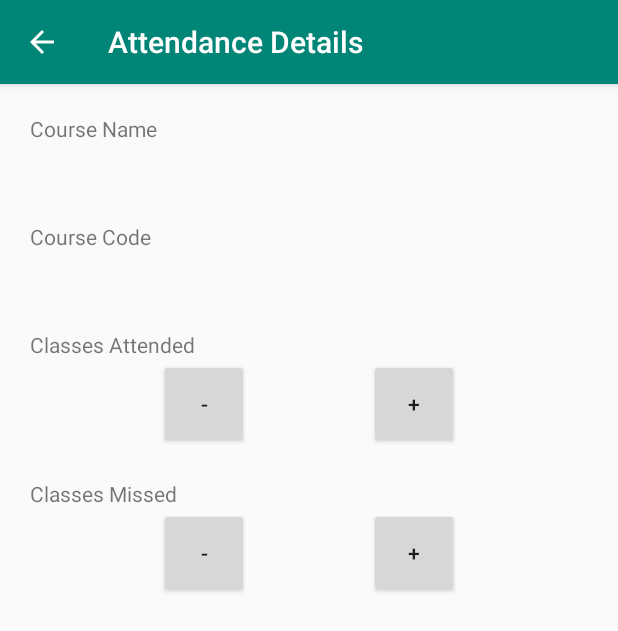
After one commit to dinnatruong/ClassTime, an Android app: the CourseAttendanceDetailsActivity screen opened directly, with no data from a screen before it, on a phone screen of 412 x 824 dp. The commit adds this screen. Shown: the top 631 px of the screen. Run offline under Robolectric (Android 15) with nearby library versions, the phone set to English and light mode, and no system bars; 1 statement that could not run was skipped.

Commit message:
Implemented methods to view course attendance details and update attended/missed classes

```diff
--- a/app/src/main/AndroidManifest.xml
+++ b/app/src/main/AndroidManifest.xml
@@ -34,6 +34,9 @@
         <activity
             android:name=".profile.ProfileActivity"
             android:screenOrientation="portrait"/>
+        <activity
+            android:name=".courseattendancedetails.CourseAttendanceDetailsActivity"
+            android:screenOrientation="portrait"/>
     </application>
 
 </manifest>
--- a/app/src/main/java/com/example/classtime/adapter/CourseAttendanceAdapter.java
+++ b/app/src/main/java/com/example/classtime/adapter/CourseAttendanceAdapter.java
@@ -2,6 +2,7 @@ package com.example.classtime.adapter;
 
 import android.content.Context;
 import android.support.v7.widget.RecyclerView;
+import android.util.Log;
 import android.view.LayoutInflater;
 import android.view.View;
 import android.view.ViewGroup;
@@ -35,8 +36,8 @@ public class CourseAttendanceAdapter extends RecyclerView.Adapter<CourseAttendan
         holder.courseCodeTextView.setText(courseAttendance.getCourseCode());
 
         int totalClasses = courseAttendance.getAttended() + courseAttendance.getMissed();
-        int averageAttended = totalClasses > 0 ? (courseAttendance.getAttended() / totalClasses) : 0;
-        holder.percentageTextView.setText(String.format("%d%%", averageAttended));
+        float averageAttended = totalClasses > 0 ? ((float) courseAttendance.getAttended() / (float) totalClasses) * 100 : 0;
+        holder.percentageTextView.setText(String.format("%d%%", (int) averageAttended));
     }
 
     @Override
--- /dev/null
+++ b/app/src/main/java/com/example/classtime/courseattendancedetails/CourseAttendanceDetailsActivity.java
@@ -0,0 +1,87 @@
+package com.example.classtime.courseattendancedetails;
+
+import android.os.Bundle;
+import android.support.v7.app.AppCompatActivity;
+import android.view.View;
+import android.widget.Button;
+import android.widget.TextView;
+
+import com.example.classtime.R;
+import com.example.classtime.data.model.CourseAttendance;
+
+public class CourseAttendanceDetailsActivity extends AppCompatActivity implements CourseAttendanceDetailsContract.View {
+    private TextView courseName;
+    private TextView courseCode;
+    private TextView classesAttended;
+    private TextView classesMissed;
+
+    @Override
+    protected void onCreate(Bundle savedInstanceState) {
+        super.onCreate(savedInstanceState);
+        setContentView(R.layout.activity_course_attendance_details);
+        getSupportActionBar().setDisplayHomeAsUpEnabled(true);
+        getSupportActionBar().setDisplayShowHomeEnabled(true);
+        getSupportActionBar().setTitle(R.string.attendance_details);
+
+        courseName = findViewById(R.id.courseName);
+        courseCode = findViewById(R.id.courseCode);
+        classesAttended = findViewById(R.id.classesAttended);
+        classesMissed = findViewById(R.id.classesMissed);
+
+        CourseAttendance courseAttendance = (CourseAttendance) getIntent().getSerializableExtra("COURSE_ATTENDANCE");
+        final CourseAttendanceDetailsPresenter presenter = new CourseAttendanceDetailsPresenter(this, courseAttendance);
+
+        // Set up click listeners
+        Button subtractAttended = findViewById(R.id.subtractAttended);
+        subtractAttended.setOnClickListener(new View.OnClickListener() {
+            @Override
+            public void onClick(View view) {
+                presenter.updateAttended(false);
+            }
+        });
+
+        Button addAttended = findViewById(R.id.addAttended);
+        addAttended.setOnClickListener(new View.OnClickListener() {
+            @Override
+            public void onClick(View view) {
+                presenter.updateAttended(true);
+            }
+        });
+
+        Button subtractMissed = findViewById(R.id.subtractMissed);
+        subtractMissed.setOnClickListener(new View.OnClickListener() {
+            @Override
+            public void onClick(View view) {
+                presenter.updateMissed(false);
+            }
+        });
+
+        Button addMissed = findViewById(R.id.addMissed);
+        addMissed.setOnClickListener(new View.OnClickListener() {
+            @Override
+            public void onClick(View view) {
+                presenter.updateMissed(true);
+            }
+        });
+    }
+
+    @Override
+    public void displayCourseDetails(String courseName, String courseCode, String attended, String missed) {
+        this.courseName.setText(courseName);
+        this.courseCode.setText(courseCode);
+        classesAttended.setText(attended);
+        classesMissed.setText(missed);
+    }
+
+    @Override
+    public void updateCourseAttendanceDetails(String attended, String missed) {
+        classesAttended.setText(attended);
+        classesMissed.setText(missed);
+    }
+
+    @Override
+    public boolean onSupportNavigateUp() {
+        finish();
+        return true;
+    }
+}
--- /dev/null
+++ b/app/src/main/java/com/example/classtime/courseattendancedetails/CourseAttendanceDetailsContract.java
@@ -0,0 +1,15 @@
+package com.example.classtime.courseattendancedetails;
+
+public interface CourseAttendanceDetailsContract {
+
+    interface View {
+        void displayCourseDetails(String courseName, String courseCode, String attended, String missed);
+        void updateCourseAttendanceDetails(String attended, String missed);
+    }
+
+    interface Presenter {
+        void updateAttended(boolean isAddition);
+        void updateMissed(boolean isAddition);
+    }
+
+}
--- /dev/null
+++ b/app/src/main/java/com/example/classtime/courseattendancedetails/CourseAttendanceDetailsPresenter.java
@@ -0,0 +1,66 @@
+package com.example.classtime.courseattendancedetails;
+
+import com.example.classtime.data.model.CourseAttendance;
+import com.example.classtime.data.model.Result;
+import com.example.classtime.data.service.ClassTimeService;
+import com.example.classtime.data.service.RetrofitClient;
+
+import retrofit2.Call;
+import retrofit2.Callback;
+import retrofit2.Response;
+
+public class CourseAttendanceDetailsPresenter implements CourseAttendanceDetailsContract.Presenter {
+    private CourseAttendanceDetailsContract.View view;
+    private ClassTimeService classTimeService;
+    private CourseAttendance courseAttendance;
+
+    CourseAttendanceDetailsPresenter(CourseAttendanceDetailsContract.View view, CourseAttendance courseAttendance) {
+        this.view = view;
+        classTimeService = new RetrofitClient().getClassTimeService();
+        this.courseAttendance = courseAttendance;
+        view.displayCourseDetails(courseAttendance.getCourseTitle(), courseAttendance.getCourseCode(),
+                String.valueOf(courseAttendance.getAttended()), String.valueOf(courseAttendance.getMissed()));
+    }
+
+    @Override
+    public void updateAttended(boolean isAddition) {
+        int attended = courseAttendance.getAttended();
+
+        if (isAddition) {
+            courseAttendance.setAttended(attended+1);
+        } else {
+            courseAttendance.setAttended(attended > 0 ? attended-1 : attended);
+        }
+
+        updateCourseAttendance();
+    }
+
+    @Override
+    public void updateMissed(boolean isAddition) {
+        int missed = courseAttendance.getMissed();
+
+        if (isAddition) {
+            courseAttendance.setMissed(missed+1);
+        } else {
+            courseAttendance.setMissed(missed > 0 ? missed-1 : missed);
+        }
+
+        updateCourseAttendance();
+    }
+
+    private void updateCourseAttendance() {
+        classTimeService.updateCourseAttendance(courseAttendance, courseAttendance.getAttendanceId()).enqueue(new Callback<Result>() {
+            @Override
+            public void onResponse(Call<Result> call, Response<Result> response) {
+                if (response.body() != null && response.body().getResult().contains("Success")) {
+                    view.updateCourseAttendanceDetails(String.valueOf(courseAttendance.getAttended()), String.valueOf(courseAttendance.getMissed()));
+                }
+            }
+
+            @Override
+            public void onFailure(Call<Result> call, Throwable t) {
+
+            }
+        });
+    }
+}
--- a/app/src/main/java/com/example/classtime/dashboard/DashboardContract.java
+++ b/app/src/main/java/com/example/classtime/dashboard/DashboardContract.java
@@ -9,12 +9,14 @@ public interface DashboardContract {
     interface View {
         void navigateToAddCourse();
         void navigateToProfile();
+        void navigateToCourseAttendanceDetails(CourseAttendance courseAttendance);
         void updateCourseAttendances(ArrayList<CourseAttendance> courseAttendances);
     }
 
     interface Presenter {
         void onBottomNavAddCourseClicked();
         void onBottomNavProfileClicked();
+        void onCourseAttendanceClicked(int position);
         void getStudent(String phoneNumber);
         void getClassAttendances(String phoneNumber);
     }
--- a/app/src/main/java/com/example/classtime/data/service/ClassTimeService.java
+++ b/app/src/main/java/com/example/classtime/data/service/ClassTimeService.java
@@ -9,6 +9,7 @@ import java.util.ArrayList;
 import retrofit2.Call;
 import retrofit2.http.Body;
 import retrofit2.http.GET;
+import retrofit2.http.PATCH;
 import retrofit2.http.POST;
 import retrofit2.http.Query;
 
@@ -25,4 +26,7 @@ public interface ClassTimeService {
 
     @POST("/attendance")
     Call<Result> createCourseAttendance(@Body CourseAttendance body);
+
+    @PATCH("/attendance")
+    Call<Result> updateCourseAttendance(@Body CourseAttendance body, @Query("id") int courseAttendanceId);
 }
--- /dev/null
+++ b/app/src/main/res/layout/activity_course_attendance_details.xml
@@ -0,0 +1,107 @@
+<?xml version="1.0" encoding="utf-8"?>
+<ScrollView xmlns:android="http://schemas.android.com/apk/res/android"
+    android:layout_width="match_parent"
+    android:layout_height="match_parent">
+
+    <LinearLayout
+        android:layout_width="match_parent"
+        android:layout_height="wrap_content"
+        android:layout_margin="20dp"
+        android:orientation="vertical">
+
+        <TextView
+            android:layout_width="wrap_content"
+            android:layout_height="wrap_content"
+            android:text="@string/course_name" />
+
+        <TextView
+            android:id="@+id/courseName"
+            android:layout_width="wrap_content"
+            android:layout_height="wrap_content"
+            android:textSize="24sp" />
+
+        <TextView
+            android:layout_width="wrap_content"
+            android:layout_height="wrap_content"
+            android:text="@string/course_code"
+            android:layout_marginTop="20dp"/>
+
+        <TextView
+            android:id="@+id/courseCode"
+            android:layout_width="wrap_content"
+            android:layout_height="wrap_content"
+            android:textSize="24sp" />
+
+        <TextView
+            android:layout_width="wrap_content"
+            android:layout_height="wrap_content"
+            android:text="@string/classes_attended_cap"
+            android:layout_marginTop="20dp" />
+
+        <LinearLayout
+            android:layout_width="match_parent"
+            android:layout_height="wrap_content"
+            android:orientation="horizontal"
+            android:gravity="center">
+
+            <Button
+                android:id="@+id/subtractAttended"
+                android:layout_width="60dp"
+                android:layout_height="60dp"
+                android:text="@string/subtract"/>
+
+            <TextView
+                android:id="@+id/classesAttended"
+                android:layout_width="wrap_content"
+                android:layout_height="wrap_content"
+                android:gravity="center"
+                android:textSize="24sp"
+                android:layout_marginStart="40dp"
+                android:layout_marginEnd="40dp"/>
+
+            <Button
+                android:id="@+id/addAttended"
+                android:layout_width="60dp"
+                android:layout_height="60dp"
+                android:text="@string/add"/>
+
+        </LinearLayout>
+
+        <TextView
+            android:layout_width="wrap_content"
+            android:layout_height="wrap_content"
+            android:text="@string/classes_missed"
+            android:layout_marginTop="20dp" />
+
+        <LinearLayout
+            android:layout_width="match_parent"
+            android:layout_height="wrap_content"
+            android:orientation="horizontal"
+            android:gravity="center">
+
+            <Button
+                android:id="@+id/subtractMissed"
+                android:layout_width="60dp"
+                android:layout_height="60dp"
+                android:text="@string/subtract"/>
+
+            <TextView
+                android:id="@+id/classesMissed"
+                android:layout_width="wrap_content"
+                android:layout_height="wrap_content"
+                android:gravity="center"
+                android:textSize="24sp"
+                android:layout_marginStart="40dp"
+                android:layout_marginEnd="40dp"/>
+
+            <Button
+                android:id="@+id/addMissed"
+                android:layout_width="60dp"
+                android:layout_height="60dp"
+                android:text="@string/add"/>
+
+        </LinearLayout>
+
+    </LinearLayout>
+
+</ScrollView>
--- a/app/src/main/res/values/colors.xml
+++ b/app/src/main/res/values/colors.xml
@@ -4,4 +4,5 @@
     <color name="colorPrimaryDark">#00574B</color>
     <color name="colorAccent">#D81B60</color>
     <color name="semi_transparent_accent">#F6F6F6</color>
+    <color name="sky_blue">#0080ff</color>
 </resources>
--- a/app/src/main/res/values/strings.xml
+++ b/app/src/main/res/values/strings.xml
@@ -14,11 +14,16 @@
     <string name="code_hint">Ex. 123456</string>
     <string name="sign_out">Sign Out</string>
     <string name="sign_out_message">Are you sure you want to sign out of ClassTime?</string>
-    <string name="attended">attended</string>
+    <string name="classes_attended">classes attended</string>
+    <string name="classes_attended_cap">Classes Attended</string>
     <string name="course_name">Course Name</string>
     <string name="course_name_hint">Ex. Calculus 1</string>
     <string name="course_name_required">Course name required</string>
     <string name="course_code">Course Code</string>
     <string name="course_code_hint">Ex. MATH101</string>
     <string name="course_code_required">Course code required</string>
+    <string name="add">+</string>
+    <string name="subtract">-</string>
+    <string name="classes_missed">Classes Missed</string>
+    <string name="attendance_details">Attendance Details</string>
 </resources>
```
Also changed, not shown: app/src/main/java/com/example/classtime/dashboard/DashboardActivity.java (+22 -0 lines), app/src/main/java/com/example/classtime/dashboard/DashboardPresenter.java (+9 -0 lines), app/src/main/java/com/example/classtime/data/model/CourseAttendance.java (+11 -1 lines), app/src/main/res/layout/course_attendance_listitem.xml (+8 -3 lines).
